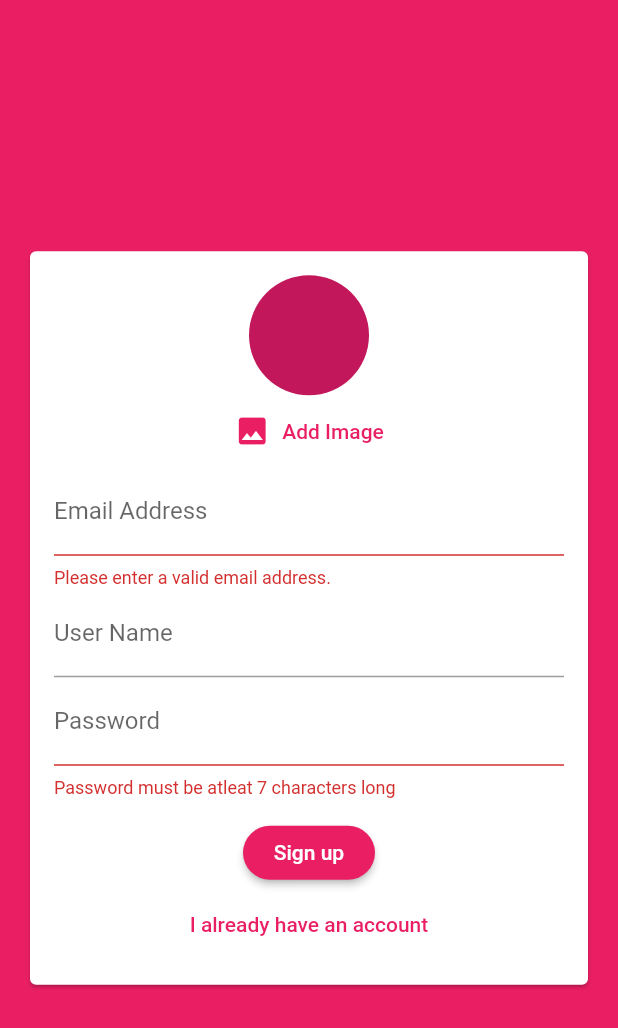
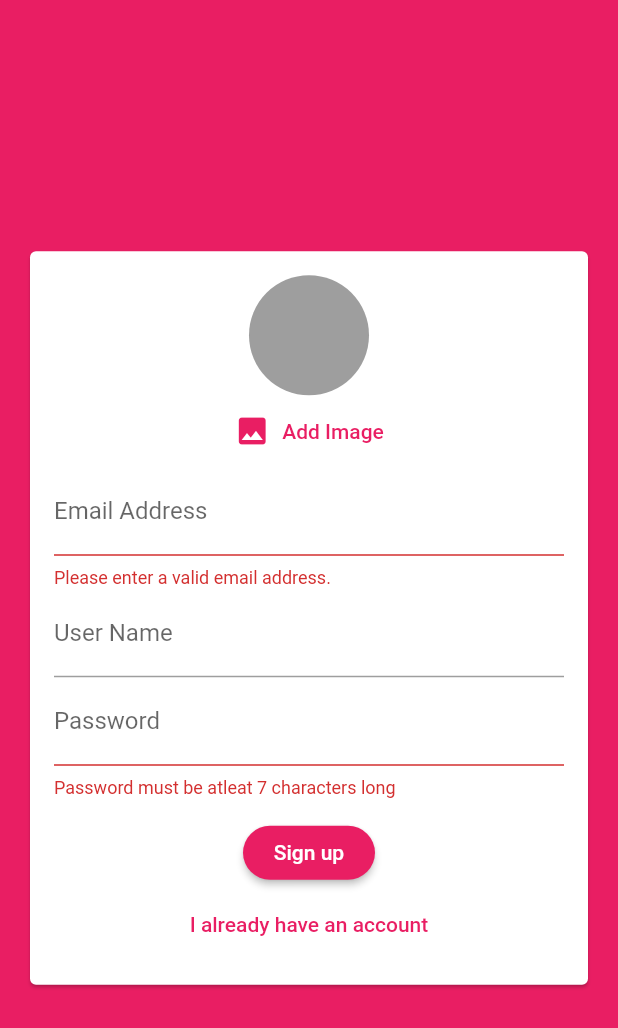
Before and after one commit to naveedjamali/flutter_chat_firebase, a Flutter app: the screen it shows after launch, after a tap on "Login", after a tap on "Create new account", on a phone screen of 412 x 824 dp. Shown: the top 1028 px of the screen. Run offline on Flutter 3.47's test engine with Material 2 defaults, Android fonts, the phone set to English and light mode, and no system bars; our stand-ins replace cloud_firestore, firebase_auth, firebase_core, image_picker; accounts and stored records are empty.

```diff
--- a/lib/widgets/auth/auth_form.dart
+++ b/lib/widgets/auth/auth_form.dart
@@ -48,7 +48,7 @@ class _AuthFormState extends State<AuthForm> {
               child: Column(
                 mainAxisSize: MainAxisSize.min,
                 children: [
-                  UserImagePicker(),
+                  if (!_isLogin) UserImagePicker(),
                   TextFormField(
                     key: ValueKey('userEmail'),
                     validator: (value) {
--- a/lib/widgets/pickers/user_image_picker.dart
+++ b/lib/widgets/pickers/user_image_picker.dart
@@ -26,6 +26,7 @@ class _UserImagePickerState extends State<UserImagePicker> {
     return Column(
       children: [
         CircleAvatar(
+          backgroundColor: Colors.grey,
           radius: 40,
           backgroundImage:
               _pickedImage != null ? FileImage(_pickedImage) : null,
--- a/pubspec.yaml
+++ b/pubspec.yaml
@@ -32,6 +32,7 @@ dependencies:
   firebase_auth: ^1.0.1
   firebase_core :
   image_picker: ^0.8.0+4
+  firebase_storage: ^8.1.3
 
 
 dev_dependencies:
```
Also changed, not shown: pubspec.lock, 1 other file.
